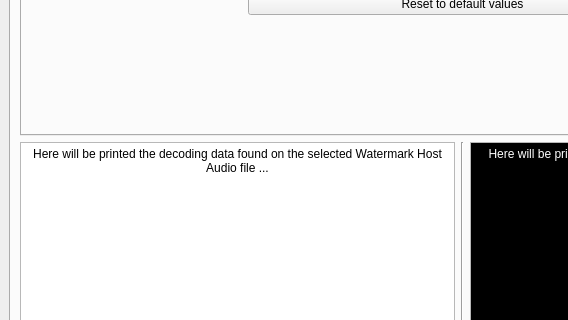
Old version of the form src/GUI/InterfaceWatermarking/mainwindow.ui in the repository jcelerier/watermarking; both pictures show x 0 to 568 and y 218 to 538 of the 925 by 693 pixel window.
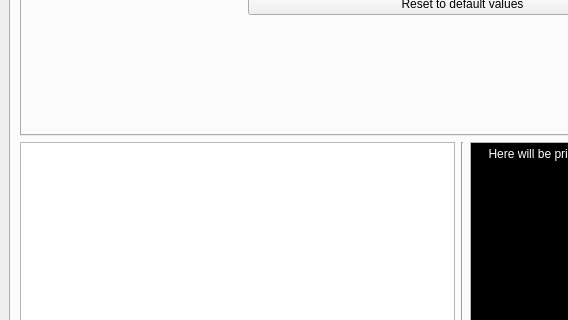
New version of the form. The open tabs and pages were chosen to show the change. Icons and pictures are not drawn. Custom widgets are drawn as their Qt base class.

```diff
--- a/src/GUI/InterfaceWatermarking/mainwindow.ui
+++ b/src/GUI/InterfaceWatermarking/mainwindow.ui
@@ -794,26 +794,6 @@
             </property>
            </widget>
           </item>
-          <item row="3" column="0">
-           <widget class="QTextEdit" name="getDecodedDataTextEdit">
-            <property name="sizePolicy">
-             <sizepolicy hsizetype="Expanding" vsizetype="Expanding">
-              <horstretch>0</horstretch>
-              <verstretch>0</verstretch>
-             </sizepolicy>
-            </property>
-            <property name="readOnly">
-             <bool>true</bool>
-            </property>
-            <property name="html">
-             <string>&lt;!DOCTYPE HTML PUBLIC &quot;-//W3C//DTD HTML 4.0//EN&quot; &quot;http://www.w3.org/TR/REC-html40/strict.dtd&quot;&gt;
-&lt;html&gt;&lt;head&gt;&lt;meta name=&quot;qrichtext&quot; content=&quot;1&quot; /&gt;&lt;style type=&quot;text/css&quot;&gt;
-p, li { white-space: pre-wrap; }
-&lt;/style&gt;&lt;/head&gt;&lt;body style=&quot; font-family:'Sans Serif'; font-size:9pt; font-weight:400; font-style:normal;&quot;&gt;
-&lt;p align=&quot;center&quot; style=&quot; margin-top:0px; margin-bottom:0px; margin-left:0px; margin-right:0px; -qt-block-indent:0; text-indent:0px;&quot;&gt;Here will be printed the decoding data found on the selected Watermark Host Audio file ...&lt;/p&gt;&lt;/body&gt;&lt;/html&gt;</string>
-            </property>
-           </widget>
-          </item>
           <item row="3" column="1">
            <widget class="Line" name="line_3">
             <property name="orientation">
@@ -976,6 +956,19 @@
             </widget>
            </widget>
           </item>
+          <item row="3" column="0">
+           <widget class="CodeEditor" name="getDecodedDataPlainTextEdit">
+            <property name="sizePolicy">
+             <sizepolicy hsizetype="Expanding" vsizetype="Expanding">
+              <horstretch>0</horstretch>
+              <verstretch>0</verstretch>
+             </sizepolicy>
+            </property>
+            <property name="readOnly">
+             <bool>true</bool>
+            </property>
+           </widget>
+          </item>
          </layout>
         </item>
        </layout>
```
Left out of the diff: 8 changed lines with no effect on the pictures.
